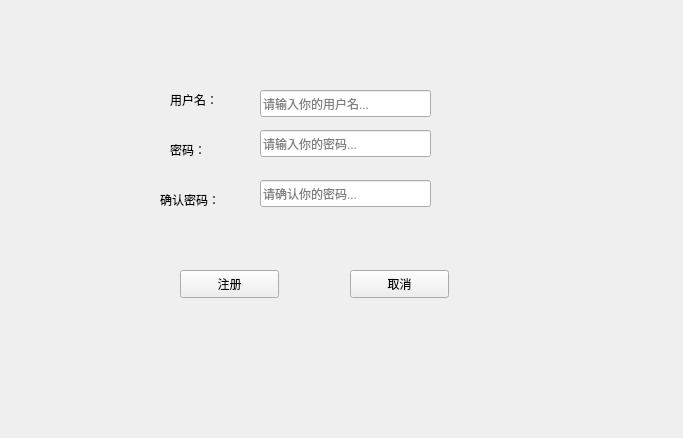
Above: Flight/sign_in.ui from wuyh266/Flight_Management before the change. Below: the same form after it.
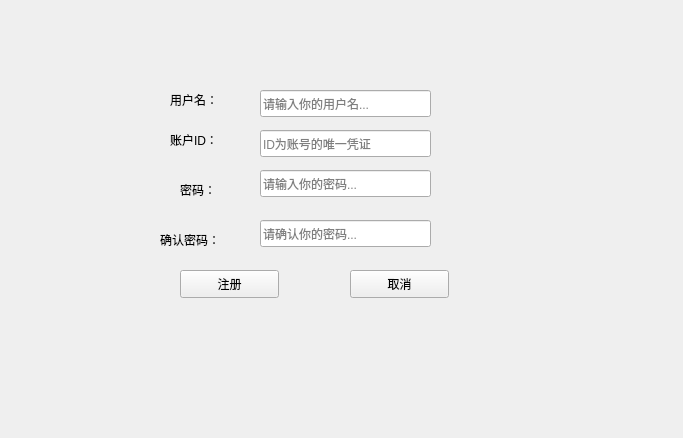
That is the form after the change.

```diff
--- a/Flight/sign_in.ui
+++ b/Flight/sign_in.ui
@@ -30,11 +30,14 @@
    <property name="geometry">
     <rect>
      <x>260</x>
-     <y>130</y>
+     <y>170</y>
      <width>171</width>
      <height>27</height>
     </rect>
    </property>
+   <property name="inputMask">
+    <string/>
+   </property>
    <property name="placeholderText">
     <string>请输入你的密码...</string>
    </property>
@@ -43,7 +46,7 @@
    <property name="geometry">
     <rect>
      <x>260</x>
-     <y>180</y>
+     <y>220</y>
      <width>171</width>
      <height>27</height>
     </rect>
@@ -68,8 +71,8 @@
   <widget class="QLabel" name="Sign_in_PassWord">
    <property name="geometry">
     <rect>
-     <x>170</x>
-     <y>140</y>
+     <x>180</x>
+     <y>180</y>
      <width>69</width>
      <height>19</height>
     </rect>
@@ -82,7 +85,7 @@
    <property name="geometry">
     <rect>
      <x>160</x>
-     <y>190</y>
+     <y>230</y>
      <width>69</width>
      <height>19</height>
     </rect>
@@ -117,6 +120,35 @@
     <string>取消</string>
    </property>
   </widget>
+  <widget class="QLabel" name="label">
+   <property name="geometry">
+    <rect>
+     <x>170</x>
+     <y>130</y>
+     <width>69</width>
+     <height>19</height>
+    </rect>
+   </property>
+   <property name="text">
+    <string>账户ID：</string>
+   </property>
+  </widget>
+  <widget class="QLineEdit" name="ID">
+   <property name="geometry">
+    <rect>
+     <x>260</x>
+     <y>130</y>
+     <width>171</width>
+     <height>27</height>
+    </rect>
+   </property>
+   <property name="inputMask">
+    <string/>
+   </property>
+   <property name="placeholderText">
+    <string>ID为账号的唯一凭证</string>
+   </property>
+  </widget>
  </widget>
  <resources/>
  <connections/>
```
